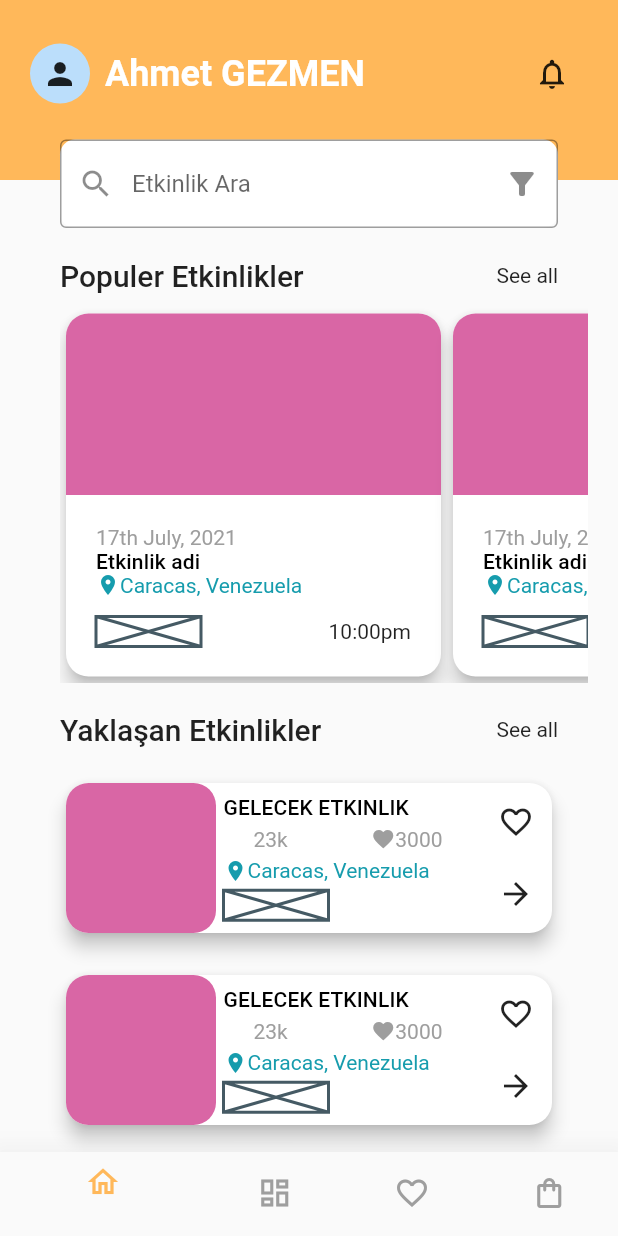
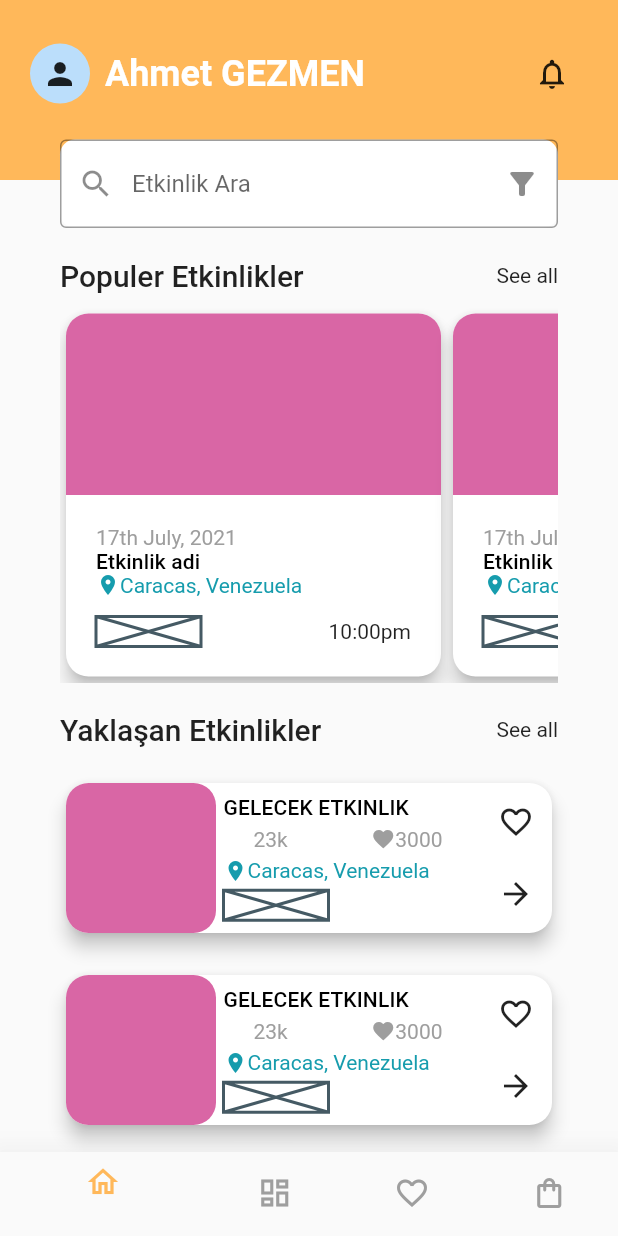
Before and after one commit to ahmetgezmen/calvesia, a Flutter app: the screen it shows after launch, on a phone screen of 412 x 824 dp. Run offline on Flutter 3.47's test engine with Material 2 defaults, Android fonts, the phone set to English and light mode, and no system bars; our stand-ins replace firebase_auth, firebase_core; accounts and stored records are empty.

Commit message:
Populer etkinlikte yapılan simetri hatası düzeltildi

```diff
--- a/lib/feature/onboard/view/HomePage.dart
+++ b/lib/feature/onboard/view/HomePage.dart
@@ -68,7 +68,7 @@ class BodyComponent extends StatelessWidget {
             ),
           ),
           Padding(
-            padding: const EdgeInsets.only(top: 10.0,left: 20),
+            padding: const EdgeInsets.only(top: 10.0,left: 20,right: 20),
             child: SizedBox(
               height: 250,
               child: ListView.builder(
```
